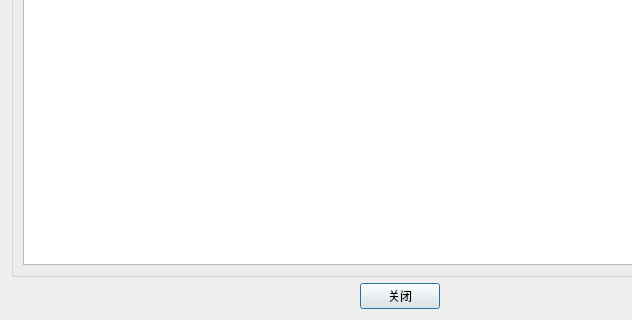
Before: the Qt Designer form U1/usermanagerdialog.ui in laosu6666/library-management-system, drawn with Qt 5; both pictures show x 0 to 632 and y 180 to 500 of the 800 by 500 pixel window.
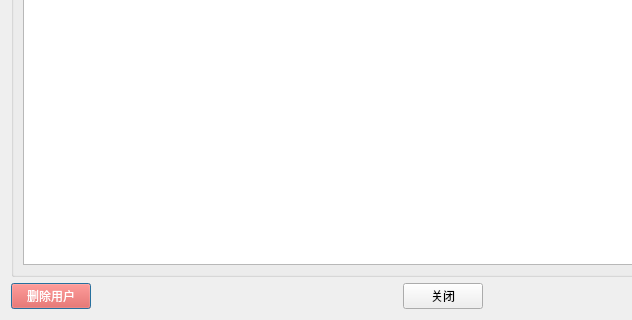
After: the same form once the commit is applied.

```diff
--- a/U1/usermanagerdialog.ui
+++ b/U1/usermanagerdialog.ui
@@ -77,6 +77,16 @@
    </item>
    <item>
     <layout class="QHBoxLayout" name="horizontalLayout">
+     <item>
+      <widget class="QPushButton" name="btnDelete">
+       <property name="text">
+        <string>删除用户</string>
+       </property>
+       <property name="styleSheet">
+        <string notr="true">background-color: #f44336; color: white;</string>
+       </property>
+      </widget>
+     </item>
      <item>
       <spacer name="horizontalSpacer">
        <property name="orientation">
```
